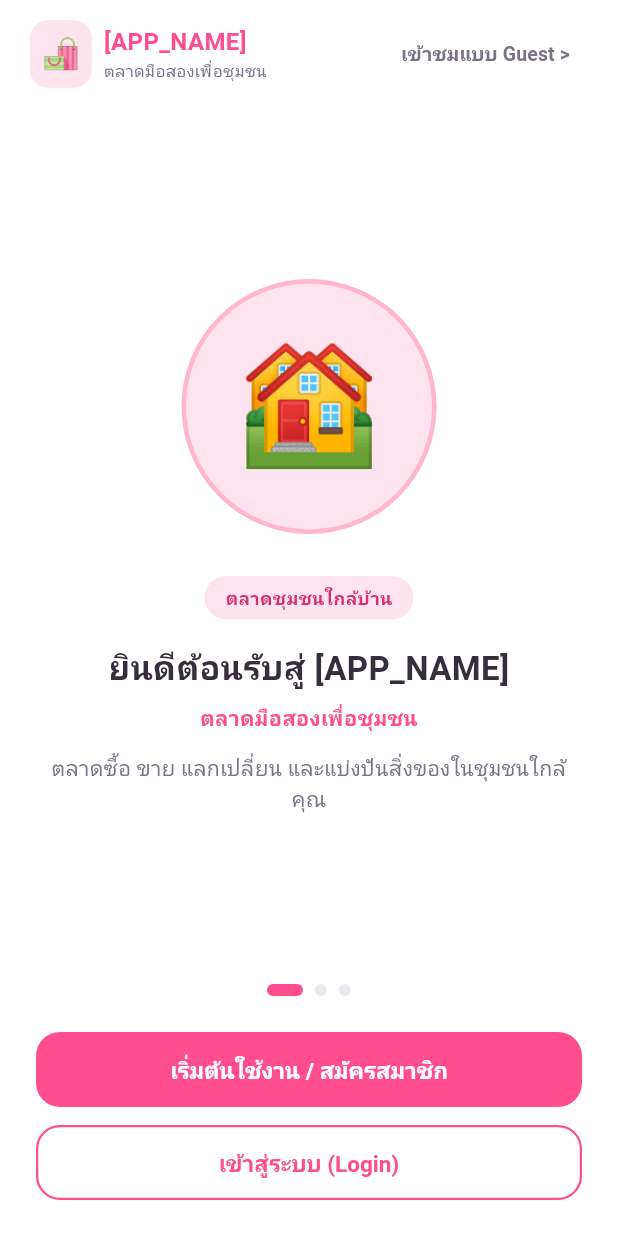
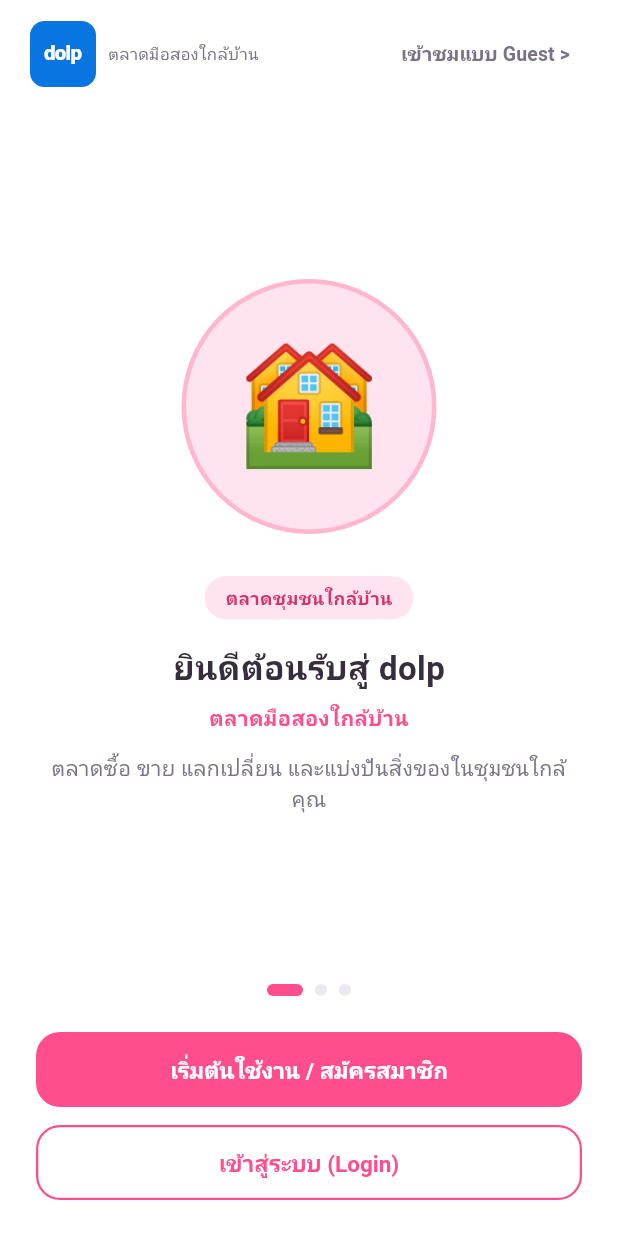
Before and after one commit to Prite-Kaiwit/Dolp, a Flutter app: the screen it shows after launch, on a phone screen of 412 x 824 dp. Run offline on Flutter 3.47's test engine with Material 3 defaults, Android fonts, the phone set to English and light mode, and no system bars; our stand-ins replace flutter_map, geolocator, image_picker, latlong2.

Commit message:
brand: rename app to dolp and app icon
Co-authored-by: Copilot <223556219+Copilot@users.noreply.github.com>

```diff
--- a/lib/constants/app_info.dart
+++ b/lib/constants/app_info.dart
@@ -1,7 +1,7 @@
 import '../models/geo_location.dart';
 
-const String appName = '[APP_NAME]';
-const String appTagline = 'ตลาดมือสองเพื่อชุมชน';
+const String appName = 'dolp';
+const String appTagline = 'ตลาดมือสองใกล้บ้าน';
 const bool kEnableEscrow = false;
 final GeoLocation kDefaultCenter = GeoLocation(12.6112, 102.1031);
 const List<double> kRadiusOptionsKm = [1, 3, 5, 10];
--- a/lib/main.dart
+++ b/lib/main.dart
@@ -5,11 +5,11 @@ import 'screens/auth/splash_onboarding_screen.dart';
 
 void main() {
   WidgetsFlutterBinding.ensureInitialized();
-  runApp(const MoorMarketApp());
+  runApp(const DolpApp());
 }
 
-class MoorMarketApp extends StatelessWidget {
-  const MoorMarketApp({super.key});
+class DolpApp extends StatelessWidget {
+  const DolpApp({super.key});
 
   @override
   Widget build(BuildContext context) {
--- a/lib/screens/auth/splash_onboarding_screen.dart
+++ b/lib/screens/auth/splash_onboarding_screen.dart
@@ -1,6 +1,7 @@
 import 'package:flutter/material.dart';
 import '../../constants/app_info.dart';
 import '../../theme/app_theme.dart';
+import '../../widgets/brand_logo.dart';
 import 'login_screen.dart';
 import 'sign_up_screen.dart';
 import '../main_navigation_screen.dart';
@@ -56,32 +57,13 @@ class _SplashOnboardingScreenState extends State<SplashOnboardingScreen> {
               child: Row(
                 mainAxisAlignment: MainAxisAlignment.spaceBetween,
                 children: [
-                  // App Logo & Brand
                   Row(
                     children: [
-                      Container(
-                        padding: const EdgeInsets.all(8),
-                        decoration: BoxDecoration(
-                          color: AppColors.pinkPale,
-                          borderRadius: BorderRadius.circular(12),
-                        ),
-                        child: const Text(
-                          '🛍️',
-                          style: TextStyle(fontSize: 20),
-                        ),
-                      ),
+                      const BrandLogo(size: 44),
                       const SizedBox(width: 8),
                       const Column(
                         crossAxisAlignment: CrossAxisAlignment.start,
                         children: [
-                          Text(
-                            appName,
-                            style: TextStyle(
-                              fontSize: 16,
-                              fontWeight: FontWeight.bold,
-                              color: AppColors.pinkPrimary,
-                            ),
-                          ),
                           Text(
                             appTagline,
                             style: TextStyle(
--- /dev/null
+++ b/lib/widgets/brand_logo.dart
@@ -0,0 +1,34 @@
+import 'package:flutter/material.dart';
+
+import '../constants/app_info.dart';
+
+class BrandLogo extends StatelessWidget {
+  final double size;
+  final Widget? logoImage;
+
+  const BrandLogo({super.key, this.size = 64, this.logoImage});
+
+  @override
+  Widget build(BuildContext context) {
+    return Container(
+      width: size,
+      height: size,
+      decoration: BoxDecoration(
+        color: const Color(0xFF0875E1),
+        borderRadius: BorderRadius.circular(size * 0.22),
+      ),
+      alignment: Alignment.center,
+      child:
+          logoImage ??
+          Text(
+            appName,
+            style: TextStyle(
+              color: Colors.white,
+              fontSize: size * 0.31,
+              fontWeight: FontWeight.w900,
+              letterSpacing: -0.5,
+            ),
+          ),
+    );
+  }
+}
--- a/pubspec.yaml
+++ b/pubspec.yaml
@@ -1,5 +1,5 @@
 name: moor_market
-description: "ตลาดมือสองเพื่อชุมชนใกล้คุณ"
+description: "dolp - ตลาดมือสองใกล้บ้าน"
 # The following line prevents the package from being accidentally published to
 # pub.dev using `flutter pub publish`. This is preferred for private packages.
 publish_to: 'none' # Remove this line if you wish to publish to pub.dev
```
Also changed, not shown: lib/screens/auth/login_screen.dart (+2 -21 lines), 10 other files.
